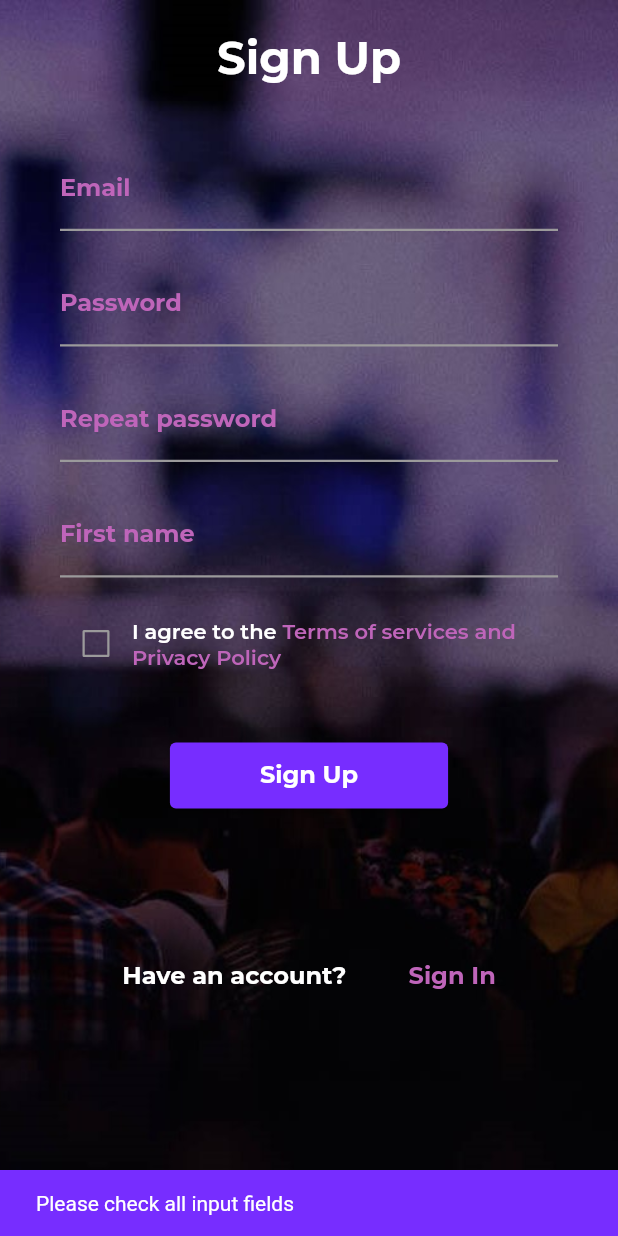
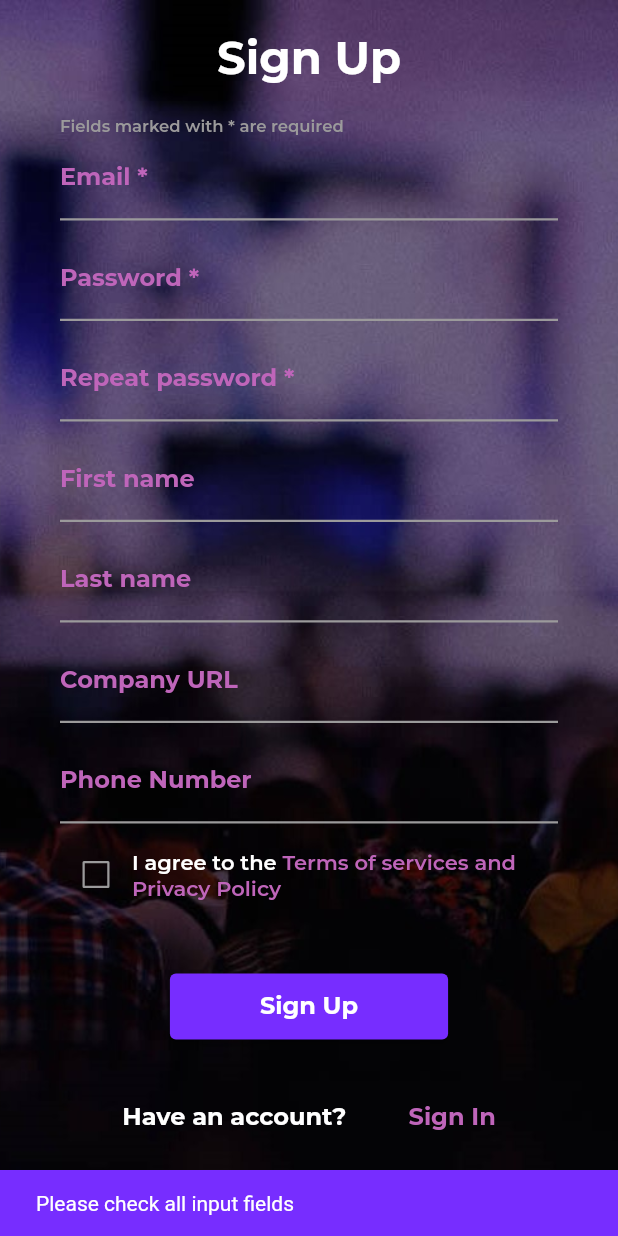
Before and after one commit to AIR-FOI-HR/AIR2204, a Flutter app: the SignUpScreen screen opened directly, after a tap on "Sign Up", on a phone screen of 412 x 824 dp. Run offline on Flutter 3.47's test engine with Material 2 defaults, Android fonts, the phone set to English and light mode, and no system bars; our stand-ins replace cloud_firestore, email_validator, equatable, firebase_auth, firebase_core, flutter_bloc and 2 more; accounts and stored records are empty; generated files the repository leaves out were written again; network calls fail; project files that could hold a hidden picture were left out.

Commit message:
Added error handling and input validation
Co-authored-by: Daria Komić <daria-komic@users.noreply.github.com>

```diff
--- a/lib/app.dart
+++ b/lib/app.dart
@@ -50,7 +50,6 @@ class MyApp extends StatelessWidget {
                   SavedScheduleCubit(context.read<SavedRepository>(), context.read<ScheduleRepository>())),
           BlocProvider<NavigationCubit>(create: (context) => NavigationCubit()),
           BlocProvider<AuthenticationCubit>(
-            //USER BRANCH
             create: (context) =>
                 AuthenticationCubit(context.read<AuthenticationRepository>(), context.read<UserRepository>()),
           ),
--- a/lib/application/logic/authentication_cubit.dart
+++ b/lib/application/logic/authentication_cubit.dart
@@ -15,7 +15,7 @@ part 'authentication_state.dart';
 class AuthenticationCubit extends Cubit<AuthenticationState> {
   final AuthenticationRepository authenticationRepository;
   final UserRepository userRepository;
-  //USER BRANCH
+
   AuthenticationCubit(this.authenticationRepository, this.userRepository) : super(const AuthenticationState());
 
   void initState() {
@@ -136,21 +136,55 @@ class AuthenticationCubit extends Cubit<AuthenticationState> {
     emit(state.copyWith(repeatPasswordError: () => repeatPasswordValidate));
   }
 
-  //USER BRANCH
-  Future<void> signUp(String repeatPassword, String email, String password, String firstName) async {
+  FormError? _companyUrlValidate(String companyUrl) {
+    String pattern = r'(http|https)://[\w-]+(\.[\w-]+)+([\w.,@?^=%&amp;:/~+#-]*[\w@?^=%&amp;/~+#-])?';
+    RegExp regExp = RegExp(pattern);
+    if (!regExp.hasMatch(companyUrl) && companyUrl.isNotEmpty) {
+      return CompanyUrlError();
+    }
+    return null;
+  }
+
+  void onCompanyUrlChanged(String companyUrl) {
+    FormError? companyUrlValidate = _companyUrlValidate(companyUrl);
+    emit(state.copyWith(companyUrlError: () => companyUrlValidate));
+  }
+
+  FormError? _phoneNumberValidate(String phoneNumber) {
+    String pattern = r'(^(?:[+0]9)?[0-9]{10,12}$)';
+    RegExp regExp = RegExp(pattern);
+    if (!regExp.hasMatch(phoneNumber) && phoneNumber.isNotEmpty) {
+      return PhoneNumberError();
+    }
+    return null;
+  }
+
+  void onPhoneNumberChanged(String phoneNumber) {
+    FormError? phoneNumberValidate = _phoneNumberValidate(phoneNumber);
+    emit(state.copyWith(phoneNumberError: () => phoneNumberValidate));
+  }
+
+  Future<void> signUp(String repeatPassword, String email, String password, String firstName, String lastName,
+      String companyUrl, String phoneNumber) async {
     emit(state.copyWith(loading: true));
     final passwordValidate = _passwordValidate(password);
     final emailValidate = _emailValidate(email);
     final repeatPasswordValidate = _repeatPasswordValidate(repeatPassword, password);
+    final companyUrlValidate = _companyUrlValidate(companyUrl);
+    final phoneNumberValidate = _phoneNumberValidate(phoneNumber);
 
-    if (emailValidate != null || passwordValidate != null || repeatPasswordValidate != null) {
+    if (emailValidate != null ||
+        passwordValidate != null ||
+        repeatPasswordValidate != null ||
+        companyUrlValidate != null ||
+        phoneNumberValidate != null) {
       emit(state.copyWith(error: true, signupErrorMessage: () => SignupValidateError(), loading: false));
       return;
     }
+
     try {
       await authenticationRepository.createUser(email, password);
-      //USER BRANCH
-      await userRepository.writeUserData(firstName);
+      await userRepository.writeUserData(email, firstName, lastName, companyUrl, phoneNumber);
       emit(AuthenticationState(userId: authenticationRepository.getUserId()));
     } on FirebaseAuthException catch (e) {
       final AuthError? signupError = _checkAuthError(e, email, password);
--- a/lib/application/logic/authentication_state.dart
+++ b/lib/application/logic/authentication_state.dart
@@ -15,6 +15,8 @@ class AuthenticationState extends Equatable {
   final FormError? emailError;
   final FormError? passwordError;
   final FormError? repeatPasswordError;
+  final FormError? companyUrlError;
+  final FormError? phoneNumberError;
   final String? password;
   final bool resetEmail;
   final bool isChecked;
@@ -28,6 +30,8 @@ class AuthenticationState extends Equatable {
       this.emailError,
       this.passwordError,
       this.repeatPasswordError,
+      this.companyUrlError,
+      this.phoneNumberError,
       this.password,
       this.resetEmail = false,
       this.isChecked = false,
@@ -45,6 +49,8 @@ class AuthenticationState extends Equatable {
       FormError? Function()? emailError,
       FormError? Function()? passwordError,
       FormError? Function()? repeatPasswordError,
+      FormError? Function()? companyUrlError,
+      FormError? Function()? phoneNumberError,
       AuthError? Function()? loginErrorMessage,
       AuthError? Function()? signupErrorMessage,
       AuthError? Function()? resetErrorMessage,
@@ -61,6 +67,8 @@ class AuthenticationState extends Equatable {
         emailError: emailError != null ? emailError() : this.emailError,
         passwordError: passwordError != null ? passwordError() : this.passwordError,
         repeatPasswordError: repeatPasswordError != null ? repeatPasswordError() : this.repeatPasswordError,
+        companyUrlError: companyUrlError != null ? companyUrlError() : this.companyUrlError,
+        phoneNumberError: phoneNumberError != null ? phoneNumberError() : this.phoneNumberError,
         password: password ?? this.password,
         resetEmail: resetEmail ?? this.resetEmail,
         isChecked: isChecked ?? this.isChecked,
@@ -86,6 +94,8 @@ class AuthenticationState extends Equatable {
         loginErrorMessage,
         signupErrorMessage,
         resetErrorMessage,
-        validateError
+        validateError,
+        companyUrlError,
+        phoneNumberError
       ];
 }
--- a/lib/application/logic/user_state.dart
+++ b/lib/application/logic/user_state.dart
@@ -7,6 +7,7 @@ class UserState extends Equatable {
   final String companyUrl;
   final String phoneNumber;
   final bool userData;
+  final dynamic error;
 
   const UserState({
     this.email = "",
@@ -15,8 +16,9 @@ class UserState extends Equatable {
     this.companyUrl = "",
     this.phoneNumber = "",
     this.userData = false,
+    this.error,
   });
 
   @override
-  List<Object> get props => [email, firstName, lastName, companyUrl, phoneNumber, userData];
+  List<Object?> get props => [email, firstName, lastName, companyUrl, phoneNumber, userData, error];
 }
--- a/lib/application/presentation/signup_screen.dart
+++ b/lib/application/presentation/signup_screen.dart
@@ -7,7 +7,6 @@ import 'package:flutter_bloc/flutter_bloc.dart';
 import 'package:flutter_gen/gen_l10n/app_localizations.dart';
 import '../../Utilities/utils.dart';
 import '../../constants/my_icons.dart';
-import '../logic/user_cubit.dart';
 
 class SignUpScreen extends StatefulWidget {
   const SignUpScreen({
@@ -22,6 +21,9 @@ class _SignUpScreenState extends State<SignUpScreen> {
   final passwordController = TextEditingController();
   final repeatPasswordController = TextEditingController();
   final firstNameController = TextEditingController();
+  final lastNameController = TextEditingController();
+  final companyUrlController = TextEditingController();
+  final phoneNumberController = TextEditingController();
 
   @override
   void initState() {
@@ -35,6 +37,9 @@ class _SignUpScreenState extends State<SignUpScreen> {
     passwordController.dispose();
     repeatPasswordController.dispose();
     firstNameController.dispose();
+    lastNameController.dispose();
+    companyUrlController.dispose();
+    phoneNumberController.dispose();
     super.dispose();
   }
 
@@ -79,7 +84,11 @@ class _SignUpScreenState extends State<SignUpScreen> {
                     style: Theme.of(context).textTheme.bodyLarge!.copyWith(fontSize: 30),
                   ),
                 ),
-                const SizedBox(height: 40),
+                const SizedBox(height: 20),
+                Text(
+                  AppLocalizations.of(context)!.fieldsRequiredSignUpLabel,
+                  style: Theme.of(context).textTheme.bodyMedium!.copyWith(fontSize: 11, color: MyColors.color9B9A9B),
+                ),
                 Column(
                   children: [
                     TextFieldWidget(
@@ -87,42 +96,65 @@ class _SignUpScreenState extends State<SignUpScreen> {
                       errorText: state.emailError?.message(context),
                       controller: emailController,
                       keyboardType: TextInputType.emailAddress,
-                      label: AppLocalizations.of(context)!.email,
+                      label: "${AppLocalizations.of(context)!.email} *",
                     ),
                     const SizedBox(
-                      height: 20,
+                      height: 10,
                     ),
                     TextFieldWidget(
                       onChanged: context.read<AuthenticationCubit>().onPasswordChanged,
                       errorText: state.passwordError?.message(context),
                       controller: passwordController,
                       obscure: true,
-                      label: AppLocalizations.of(context)!.password,
+                      label: "${AppLocalizations.of(context)!.password} *",
                     ),
                     const SizedBox(
-                      height: 20,
+                      height: 10,
                     ),
                     TextFieldWidget(
                       onChanged: context.read<AuthenticationCubit>().onRepeatPasswordChanged,
                       errorText: state.repeatPasswordError?.message(context),
-                      inputAction: TextInputAction.done,
                       controller: repeatPasswordController,
                       obscure: true,
-                      label: AppLocalizations.of(context)!.repeatPassword,
+                      label: "${AppLocalizations.of(context)!.repeatPassword} *",
                     ),
                     const SizedBox(
-                      height: 20,
+                      height: 10,
                     ),
                     TextFieldWidget(
-                      //onChanged: context.read<AuthenticationCubit>().onRepeatPasswordChanged,
-                      errorText: state.repeatPasswordError?.message(context),
-                      inputAction: TextInputAction.done,
                       controller: firstNameController,
-                      //obscure: true,
-                      label: "First name",
+                      label: AppLocalizations.of(context)!.firstNameSignUpLabel,
                     ),
                     const SizedBox(
-                      height: 20,
+                      height: 10,
+                    ),
+                    TextFieldWidget(
+                      controller: lastNameController,
+                      label: AppLocalizations.of(context)!.lastNameSignUpLabel,
+                    ),
+                    const SizedBox(
+                      height: 10,
+                    ),
+                    TextFieldWidget(
+                      onChanged: context.read<AuthenticationCubit>().onCompanyUrlChanged,
+                      errorText: state.companyUrlError?.message(context),
+                      controller: companyUrlController,
+                      keyboardType: TextInputType.url,
+                      label: AppLocalizations.of(context)!.companyUrlSignUpLabel,
+                    ),
+                    const SizedBox(
+                      height: 10,
+                    ),
+                    TextFieldWidget(
+                      onChanged: context.read<AuthenticationCubit>().onPhoneNumberChanged,
+                      errorText: state.phoneNumberError?.message(context),
+                      inputAction: TextInputAction.done,
+                      controller: phoneNumberController,
+                      keyboardType: TextInputType.phone,
+                      label: AppLocalizations.of(context)!.phoneNumberSignUpLabel,
+                    ),
+                    const SizedBox(
+                      height: 10,
                     ),
                     Row(
                       mainAxisAlignment: MainAxisAlignment.start,
@@ -167,11 +199,14 @@ class _SignUpScreenState extends State<SignUpScreen> {
                             repeatPasswordController.text.trim(),
                             emailController.text.trim(),
                             passwordController.text.trim(),
-                            firstNameController.text.trim());
+                            firstNameController.text.trim(),
+                            lastNameController.text.trim(),
+                            companyUrlController.text.trim(),
+                            phoneNumberController.text.trim());
                       },
                     ),
                     const SizedBox(
-                      height: 100,
+                      height: 40,
                     ),
                     Row(
                       mainAxisAlignment: MainAxisAlignment.spaceEvenly,
--- a/lib/domain/models/form_error.dart
+++ b/lib/domain/models/form_error.dart
@@ -32,3 +32,17 @@ class PasswordMatchError implements FormError {
     return AppLocalizations.of(context)!.passwordMatchError;
   }
 }
+
+class CompanyUrlError implements FormError {
+  @override
+  String message(BuildContext context) {
+    return AppLocalizations.of(context)!.validUrlError;
+  }
+}
+
+class PhoneNumberError implements FormError {
+  @override
+  String message(BuildContext context) {
+    return AppLocalizations.of(context)!.validPhoneError;
+  }
+}
--- /dev/null
+++ b/lib/domain/models/user_error.dart
@@ -0,0 +1,13 @@
+import 'package:flutter/material.dart';
+import 'package:flutter_gen/gen_l10n/app_localizations.dart';
+
+abstract class UserError {
+  String message(BuildContext context);
+}
+
+class UserDataError implements UserError {
+  @override
+  String message(BuildContext context) {
+    return AppLocalizations.of(context)!.userDataError;
+  }
+}
--- a/lib/l10n/app_en.arb
+++ b/lib/l10n/app_en.arb
@@ -132,5 +132,29 @@
     },
     "profileScreenTitle": "My profile",
     "@profileScreenTitle": {
+    },
+    "firstNameSignUpLabel": "First name",
+    "@firstNameSignUpLabel": {
+    },
+    "lastNameSignUpLabel": "Last name",
+    "@lastNameSignUpLabel": {
+    },
+    "companyUrlSignUpLabel": "Company URL",
+    "@companyUrlSignUpLabel": {
+    },
+    "phoneNumberSignUpLabel": "Phone Number",
+    "@phoneNumberSignUpLabel": {
+    },
+    "fieldsRequiredSignUpLabel": "Fields marked with * are required",
+    "@fieldsRequiredSignUpLabel": {
+    },
+    "validUrlError": "Please enter a valid URL",
+    "@validUrlError": {
+    },
+    "validPhoneError": "Please enter a valid phone number",
+    "@validPhoneError": {
+    },
+    "userDataError": "There has been an error while fetching your data",
+    "@userDataError": {
     }
 }
```
Also changed, not shown: lib/application/logic/user_cubit.dart (+23 -15 lines), lib/application/presentation/profile_screen.dart (+7 -1 lines), lib/domain/repositories/user_repository.dart (+12 -4 lines).
